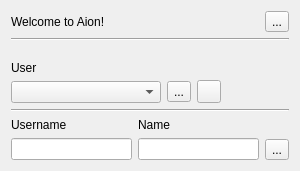
Qt form ui/userselectiondialog.ui (dlbuchholz/aion-mirror) before a commit.
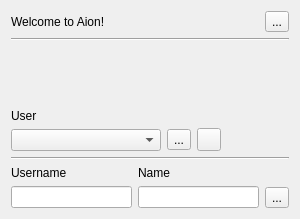
The same form after that commit. Icons and pictures are not drawn.

```diff
--- a/ui/userselectiondialog.ui
+++ b/ui/userselectiondialog.ui
@@ -7,7 +7,7 @@
     <x>0</x>
     <y>0</y>
     <width>300</width>
-    <height>171</height>
+    <height>219</height>
    </rect>
   </property>
   <property name="windowTitle">
```
